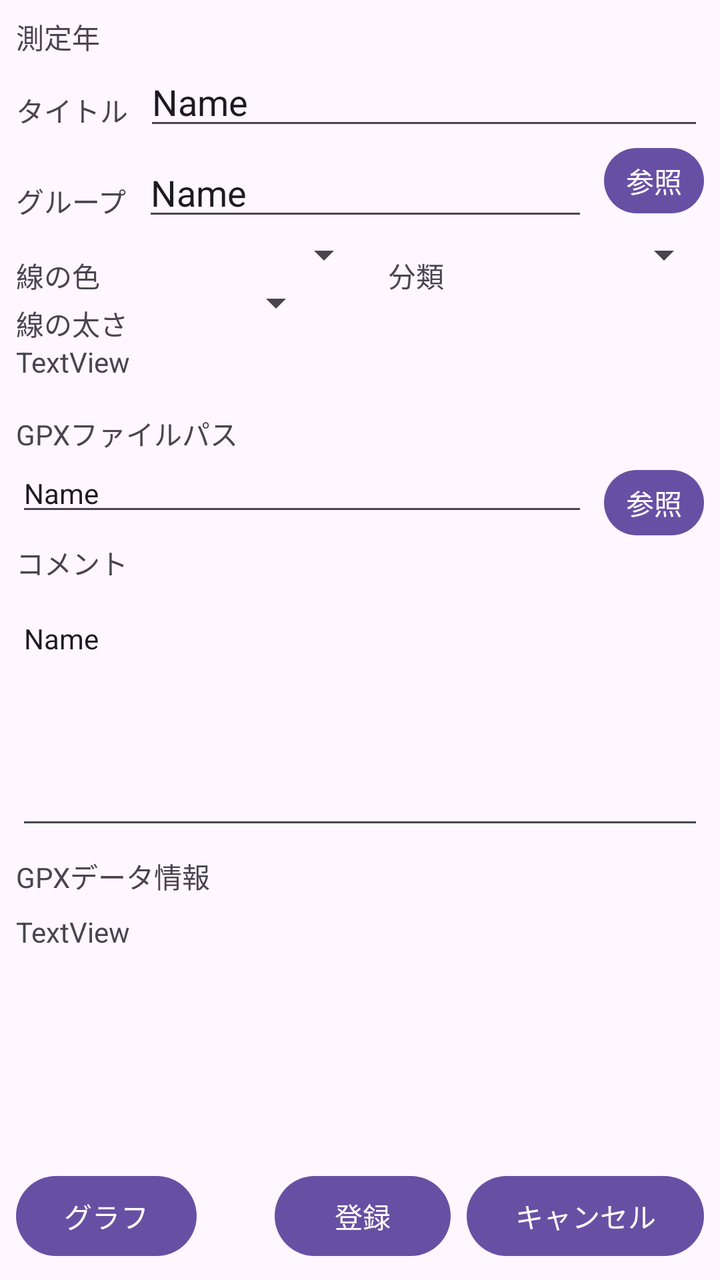
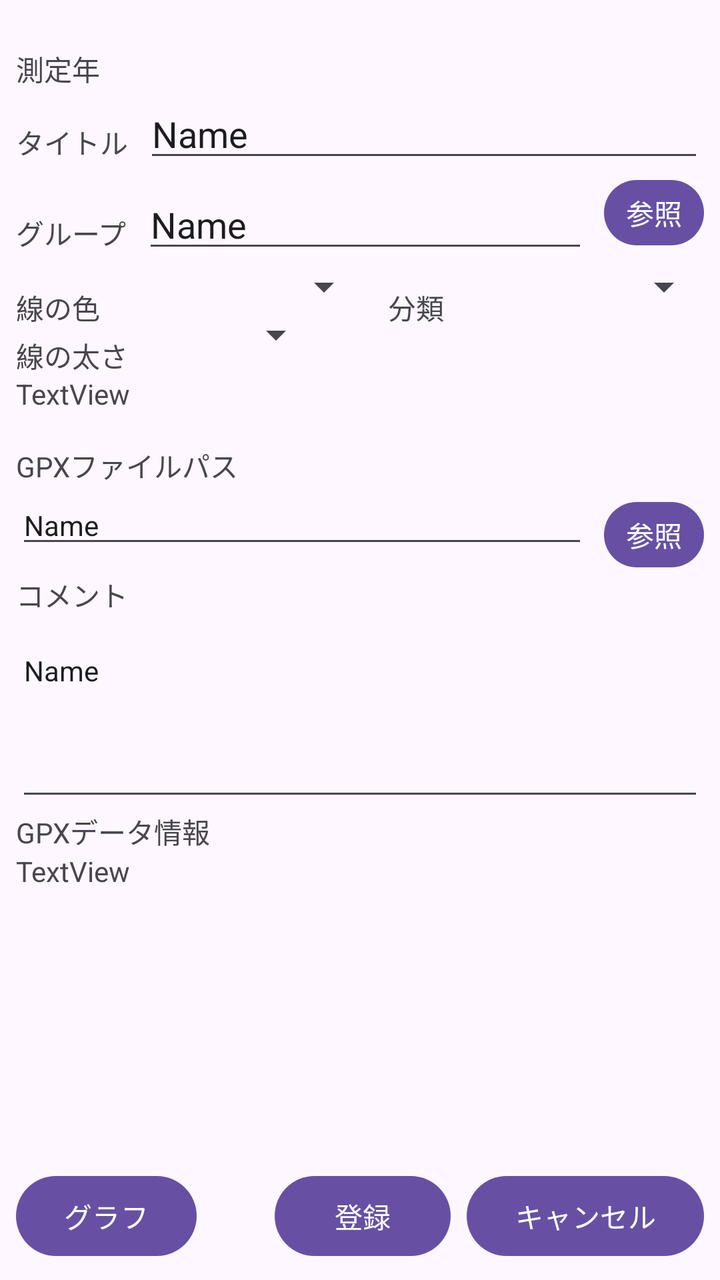

The first picture is an Android layout as it rendered before a commit; the second is the same layout after the commit. The layout source and the unified diff follow.
<!-- AndroidManifest.xml: application theme Theme.MyApplication4 -->
<!-- res/layout/activity_gpx_edit.xml -->
<?xml version="1.0" encoding="utf-8"?>
<androidx.constraintlayout.widget.ConstraintLayout xmlns:android="http://schemas.android.com/apk/res/android"
    xmlns:app="http://schemas.android.com/apk/res-auto"
    xmlns:tools="http://schemas.android.com/tools"
    android:id="@+id/main"
    android:layout_width="match_parent"
    android:layout_height="match_parent"
    tools:context=".GpxEditActivity">

    <TextView
        android:id="@+id/textView25"
        android:layout_width="wrap_content"
        android:layout_height="wrap_content"
        android:layout_marginStart="8dp"
        android:layout_marginTop="16dp"
        android:text="タイトル"
        app:layout_constraintStart_toStartOf="parent"
        app:layout_constraintTop_toBottomOf="@+id/textView32" />

    <EditText
        android:id="@+id/editTextTextPersonName13"
        android:layout_width="0dp"
        android:layout_height="wrap_content"
        android:layout_marginStart="8dp"
        android:layout_marginEnd="8dp"
        android:ems="10"
        android:inputType="textPersonName"
        android:text="Name"
        app:layout_constraintEnd_toEndOf="parent"
        app:layout_constraintStart_toEndOf="@+id/textView25"
        app:layout_constraintTop_toBottomOf="@+id/textView32" />

    <TextView
        android:id="@+id/textView26"
        android:layout_width="wrap_content"
        android:layout_height="wrap_content"
        android:layout_marginStart="8dp"
        android:layout_marginTop="20dp"
        android:text="グループ"
        app:layout_constraintStart_toStartOf="parent"
        app:layout_constraintTop_toBottomOf="@+id/editTextTextPersonName13" />

    <EditText
        android:id="@+id/editTextTextPersonName14"
        android:layout_width="0dp"
        android:layout_height="wrap_content"
        android:layout_marginStart="8dp"
        android:layout_marginTop="4dp"
        android:layout_marginEnd="8dp"
        android:ems="10"
        android:inputType="textPersonName"
        android:text="Name"
        app:layout_constraintEnd_toStartOf="@+id/button7"
        app:layout_constraintStart_toEndOf="@+id/textView26"
        app:layout_constraintTop_toBottomOf="@+id/editTextTextPersonName13" />

    <Button
        android:id="@+id/button7"
        android:layout_width="50dp"
        android:layout_height="wrap_content"
        android:layout_marginEnd="8dp"
        android:minHeight="0dp"
        android:minWidth="0dp"
        android:paddingLeft="4dp"
        android:paddingRight="4dp"
        android:text="参照"
        app:layout_constraintEnd_toEndOf="parent"
        app:layout_constraintTop_toBottomOf="@+id/editTextTextPersonName13" />

    <TextView
        android:id="@+id/textView27"
        android:layout_width="wrap_content"
        android:layout_height="wrap_content"
        android:layout_marginStart="8dp"
        android:layout_marginTop="12dp"
        android:text="線の色"
        app:layout_constraintStart_toStartOf="parent"
        app:layout_constraintTop_toBottomOf="@+id/editTextTextPersonName14" />

    <Spinner
        android:id="@+id/spinner2"
        android:layout_width="120dp"
        android:layout_height="wrap_content"
        android:layout_marginStart="16dp"
        app:layout_constraintStart_toEndOf="@+id/textView27"
        app:layout_constraintTop_toBottomOf="@+id/editTextTextPersonName14" />

    <TextView
        android:id="@+id/textView28"
        android:layout_width="wrap_content"
        android:layout_height="wrap_content"
        android:layout_marginStart="8dp"
        android:layout_marginTop="16dp"
        android:text="GPXファイルパス"
        app:layout_constraintStart_toStartOf="parent"
        app:layout_constraintTop_toBottomOf="@+id/textView11" />

    <EditText
        android:id="@+id/editTextTextPersonName15"
        android:layout_width="0dp"
        android:layout_height="wrap_content"
        android:layout_marginStart="8dp"
        android:layout_marginEnd="8dp"
        android:ems="10"
        android:inputType="textPersonName"
        android:text="Name"
        android:textSize="14sp"
        app:layout_constraintEnd_toStartOf="@+id/button8"
        app:layout_constraintStart_toStartOf="parent"
        app:layout_constraintTop_toBottomOf="@+id/textView28" />

    <Button
        android:id="@+id/button8"
        android:layout_width="50dp"
        android:layout_height="wrap_content"
        android:layout_marginTop="4dp"
        android:layout_marginEnd="8dp"
        android:minHeight="0dp"
        android:minWidth="0dp"
        android:paddingLeft="4dp"
        android:paddingRight="4dp"
        android:text="参照"
        app:layout_constraintEnd_toEndOf="parent"
        app:layout_constraintTop_toBottomOf="@+id/textView28" />

    <TextView
        android:id="@+id/textView29"
        android:layout_width="wrap_content"
        android:layout_height="wrap_content"
        android:layout_marginStart="8dp"
        android:layout_marginTop="8dp"
        android:text="コメント"
        app:layout_constraintStart_toStartOf="parent"
        app:layout_constraintTop_toBottomOf="@+id/editTextTextPersonName15" />

    <EditText
        android:id="@+id/editTextTextPersonName16"
        android:layout_width="0dp"
        android:layout_height="120dp"
        android:layout_marginStart="8dp"
        android:layout_marginTop="8dp"
        android:layout_marginEnd="8dp"
        android:ems="10"
        android:gravity="top"
        android:inputType="text|textPersonName|textMultiLine"
        android:text="Name"
        android:textAlignment="textStart"
        android:textSize="14sp"
        app:layout_constraintEnd_toEndOf="parent"
        app:layout_constraintHorizontal_bias="0.0"
        app:layout_constraintStart_toStartOf="parent"
        app:layout_constraintTop_toBottomOf="@+id/textView29" />

    <Button
        android:id="@+id/button9"
        android:layout_width="wrap_content"
        android:layout_height="wrap_content"
        android:layout_marginEnd="8dp"
        android:layout_marginBottom="8dp"
        android:text="登録"
        app:layout_constraintBottom_toBottomOf="parent"
        app:layout_constraintEnd_toStartOf="@+id/button10" />

    <Button
        android:id="@+id/button10"
        android:layout_width="wrap_content"
        android:layout_height="wrap_content"
        android:layout_marginEnd="8dp"
        android:layout_marginBottom="8dp"
        android:text="キャンセル"
        app:layout_constraintBottom_toBottomOf="parent"
        app:layout_constraintEnd_toEndOf="parent" />

    <TextView
        android:id="@+id/textView30"
        android:layout_width="wrap_content"
        android:layout_height="wrap_content"
        android:layout_marginStart="8dp"
        android:layout_marginTop="8dp"
        android:text="GPXデータ情報"
        app:layout_constraintStart_toStartOf="parent"
        app:layout_constraintTop_toBottomOf="@+id/editTextTextPersonName16" />

    <TextView
        android:id="@+id/textView31"
        android:layout_width="0dp"
        android:layout_height="0dp"
        android:layout_marginStart="8dp"
        android:layout_marginTop="8dp"
        android:layout_marginEnd="8dp"
        android:layout_marginBottom="8dp"
        android:text="TextView"
        app:layout_constraintBottom_toTopOf="@+id/button9"
        app:layout_constraintEnd_toEndOf="parent"
        app:layout_constraintStart_toStartOf="parent"
        app:layout_constraintTop_toBottomOf="@+id/textView30" />

    <TextView
        android:id="@+id/textView32"
        android:layout_width="wrap_content"
        android:layout_height="wrap_content"
        android:layout_marginStart="8dp"
        android:layout_marginTop="8dp"
        android:text="測定年"
        app:layout_constraintStart_toStartOf="parent"
        app:layout_constraintTop_toTopOf="parent" />

    <TextView
        android:id="@+id/textView33"
        android:layout_width="wrap_content"
        android:layout_height="wrap_content"
        android:layout_marginStart="8dp"
        android:layout_marginTop="12dp"
        android:text="分類"
        app:layout_constraintStart_toEndOf="@+id/spinner2"
        app:layout_constraintTop_toBottomOf="@+id/editTextTextPersonName14" />

    <Spinner
        android:id="@+id/spinner3"
        android:layout_width="0dp"
        android:layout_height="wrap_content"
        android:layout_marginStart="8dp"
        android:layout_marginEnd="4dp"
        app:layout_constraintEnd_toEndOf="parent"
        app:layout_constraintStart_toEndOf="@+id/textView33"
        app:layout_constraintTop_toBottomOf="@+id/editTextTextPersonName14" />

    <Button
        android:id="@+id/button15"
        android:layout_width="wrap_content"
        android:layout_height="wrap_content"
        android:layout_marginStart="8dp"
        android:layout_marginBottom="8dp"
        android:text="グラフ"
        app:layout_constraintBottom_toBottomOf="parent"
        app:layout_constraintStart_toStartOf="parent" />

    <TextView
        android:id="@+id/textView7"
        android:layout_width="wrap_content"
        android:layout_height="wrap_content"
        android:layout_marginStart="8dp"
        android:layout_marginTop="12dp"
        android:text="線の太さ"
        app:layout_constraintStart_toStartOf="parent"
        app:layout_constraintTop_toBottomOf="@+id/spinner2" />

    <Spinner
        android:id="@+id/spinner13"
        android:layout_width="90dp"
        android:layout_height="wrap_content"
        android:layout_marginStart="8dp"
        app:layout_constraintStart_toEndOf="@+id/textView7"
        app:layout_constraintTop_toBottomOf="@+id/spinner2" />

    <TextView
        android:id="@+id/textView11"
        android:layout_width="0dp"
        android:layout_height="wrap_content"
        android:layout_marginStart="8dp"
        android:layout_marginTop="8dp"
        android:layout_marginEnd="8dp"
        android:text="TextView"
        app:layout_constraintEnd_toEndOf="parent"
        app:layout_constraintStart_toStartOf="parent"
        app:layout_constraintTop_toBottomOf="@+id/spinner13" />

</androidx.constraintlayout.widget.ConstraintLayout>
<!-- resources referenced by this layout -->
<resources>
  <style name="Theme.MyApplication4" parent="Base.Theme.MyApplication4" />
  <style name="Base.Theme.MyApplication4" parent="Theme.Material3.DayNight">
          
          
      </style>
</resources>

<!-- the commit's change to res/layout/activity_gpx_edit.xml (unified diff, before → after) -->
@@ -136,7 +136,7 @@
     <EditText
         android:id="@+id/editTextTextPersonName16"
         android:layout_width="0dp"
-        android:layout_height="120dp"
+        android:layout_height="0dp"
         android:layout_marginStart="8dp"
         android:layout_marginTop="8dp"
         android:layout_marginEnd="8dp"
@@ -146,6 +146,7 @@
         android:text="Name"
         android:textAlignment="textStart"
         android:textSize="14sp"
+        app:layout_constraintBottom_toTopOf="@+id/textView30"
         app:layout_constraintEnd_toEndOf="parent"
         app:layout_constraintHorizontal_bias="0.0"
         app:layout_constraintStart_toStartOf="parent"
@@ -176,31 +177,28 @@
         android:layout_width="wrap_content"
         android:layout_height="wrap_content"
         android:layout_marginStart="8dp"
-        android:layout_marginTop="8dp"
         android:text="GPXデータ情報"
-        app:layout_constraintStart_toStartOf="parent"
-        app:layout_constraintTop_toBottomOf="@+id/editTextTextPersonName16" />
+        app:layout_constraintBottom_toTopOf="@+id/textView31"
+        app:layout_constraintStart_toStartOf="parent" />
 
     <TextView
         android:id="@+id/textView31"
         android:layout_width="0dp"
-        android:layout_height="0dp"
-        android:layout_marginStart="8dp"
-        android:layout_marginTop="8dp"
+        android:layout_height="150dp"
+        android:layout_marginStart="8dp"
         android:layout_marginEnd="8dp"
         android:layout_marginBottom="8dp"
         android:text="TextView"
         app:layout_constraintBottom_toTopOf="@+id/button9"
         app:layout_constraintEnd_toEndOf="parent"
-        app:layout_constraintStart_toStartOf="parent"
-        app:layout_constraintTop_toBottomOf="@+id/textView30" />
+        app:layout_constraintStart_toStartOf="parent" />
 
     <TextView
         android:id="@+id/textView32"
         android:layout_width="wrap_content"
         android:layout_height="wrap_content"
         android:layout_marginStart="8dp"
-        android:layout_marginTop="8dp"
+        android:layout_marginTop="24dp"
         android:text="測定年"
         app:layout_constraintStart_toStartOf="parent"
         app:layout_constraintTop_toTopOf="parent" />
